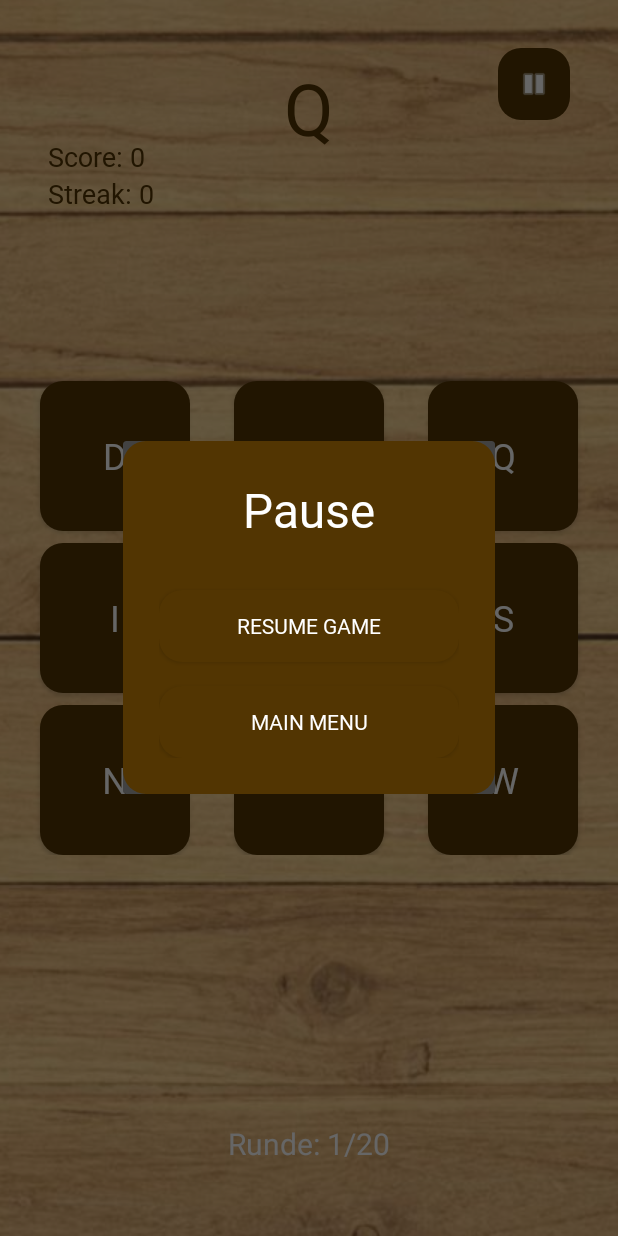
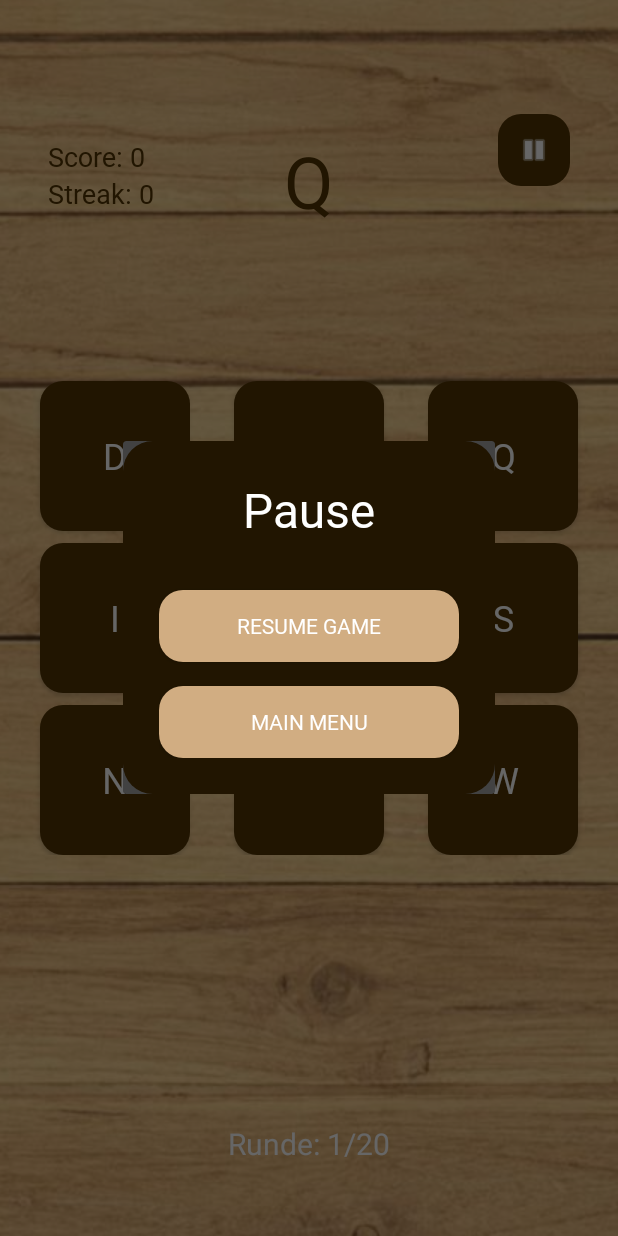
Before and after one commit to mrrmintt/SwitchSort, an Android app: the GameActivity screen opened directly, with no data from a screen before it, after a tap on "Pause", on a phone screen of 412 x 824 dp. Run offline under Robolectric (Android 15) with nearby library versions, the phone set to English and light mode, and no system bars; Roboto replaces fonts that are not available here; 4 statements that could not run were skipped.

Commit message:
hab die sachen eif mal schöner gemacht und die Fehler behebt.

```diff
--- a/app/src/main/java/com/example/switchsort/frontend/activities/GameActivity.java
+++ b/app/src/main/java/com/example/switchsort/frontend/activities/GameActivity.java
@@ -55,7 +55,7 @@ public class GameActivity extends AppCompatActivity {
     private TimeRushGameManager timeRushManager;
 
     private TimeRushNumberGenerator numberGenerator;
-    private Handler timerHandler = new Handler();
+    private Handler timerHandler;
     private Runnable timerRunnable;
     private boolean isPaused = false;
     private Dialog pauseDialog;
@@ -106,8 +106,8 @@ public class GameActivity extends AppCompatActivity {
         }
     }
     private void startTimeRushTimer() {
-        Handler timerHandler = new Handler();
-        Runnable timerRunnable = new Runnable() {
+        timerHandler = new Handler();
+        timerRunnable = new Runnable() {
             @Override
             public void run() {
                 if (!isFinishing() && timeRushManager != null && !timeRushManager.isGameOver() && !isPaused) {
@@ -117,7 +117,7 @@ public class GameActivity extends AppCompatActivity {
                     if (timeRushManager.isGameOver()) {
                         showGameOverDialog();
                     } else {
-                        timerHandler.postDelayed(this, 100);  // Update every 0.1 seconds
+                        timerHandler.postDelayed(this, 100);  // Update every 0.1 seconds for smoother display
                     }
                 }
             }
@@ -127,6 +127,7 @@ public class GameActivity extends AppCompatActivity {
 
     //test
     public void onBackPressed() {
+        super.onBackPressed();
         if (!isPaused) {
             showPauseMenu();
         }
@@ -190,9 +191,6 @@ public class GameActivity extends AppCompatActivity {
 
     private void showPauseMenu() {
         isPaused = true;
-        if (isTimeRushMode) {
-            // Stop ...
-        }
 
         pauseDialog = new Dialog(this);
         pauseDialog.setContentView(R.layout.dialog_pause_menu);
@@ -208,13 +206,18 @@ public class GameActivity extends AppCompatActivity {
     }
     private void resumeGame() {
         isPaused = false;
-        if (isTimeRushMode) {
-            // Resume...
+        if (isTimeRushMode && timerHandler != null && timerRunnable != null) {
+            timerHandler.postDelayed(timerRunnable, 100);
         }
         pauseDialog.dismiss();
     }
 
     private void goToMainMenu() {
+        // Stop any timer/music
+        if (timerHandler != null) {
+            timerHandler.removeCallbacks(timerRunnable);
+        }
+
         if (mediaPlayer != null) {
             mediaPlayer.stop();
             mediaPlayer.release();
@@ -232,26 +235,35 @@ public class GameActivity extends AppCompatActivity {
         int gridSize = getGridSize();
         currentLetters = new String[gridSize * gridSize];
 
+
         if (isTimeRushMode) {
             String targetNumber = numberGenerator.generateTargetNumber();
-
             if (targetLetterView != null) {
                 targetLetterView.setText(targetNumber);
                 targetLetterView.setVisibility(View.VISIBLE);
             }
 
             int correctPosition = random.nextInt(currentLetters.length);
+
+
             for (int i = 0; i < currentLetters.length; i++) {
                 if (i == correctPosition) {
+                    //the correct position
                     currentLetters[i] = numberGenerator.generateButtonNumber(targetNumber);
                 } else {
-                    String randomTarget = numberGenerator.generateTargetNumber();
-                    currentLetters[i] = numberGenerator.generateButtonNumber(randomTarget);
+                    String randomTarget;
+                    String buttonText;
+                    do {
+                        randomTarget = numberGenerator.generateTargetNumber();
+                        buttonText = numberGenerator.generateButtonNumber(randomTarget);
+                        // Keep generating until we get one that's different from the target
+                    } while (buttonText.equals(numberGenerator.generateButtonNumber(targetNumber)));
+
+                    currentLetters[i] = buttonText;
                 }
             }
         }
 
-        // Setup grid
         View.OnClickListener clickListener = v -> {
             int position = (int) v.getTag();
             checkAnswer(position);
@@ -260,7 +272,6 @@ public class GameActivity extends AppCompatActivity {
         gridAdapter = new GridAdapter(this, currentLetters, gridSize, clickListener);
         gridView.setNumColumns(gridSize);
         gridView.setAdapter(gridAdapter);
-
         updateScoreDisplay();
         if (!isTimeRushMode) {
             startNewRound();
@@ -304,7 +315,34 @@ public class GameActivity extends AppCompatActivity {
                     .start();
         }
 
-        generateNewBoard();
+        // Für Classic Mode
+        if (!isTimeRushMode) {
+            targetLetter = generateRandomLetter();
+            targetLetterView.setText(String.valueOf(targetLetter));
+
+            int correctPosition = random.nextInt(currentLetters.length);
+
+            for (int i = 0; i < currentLetters.length; i++) {
+                if (i == correctPosition) {
+                    currentLetters[i] = String.valueOf(targetLetter);
+                } else {
+                    char randomChar;
+
+                    do {
+                        randomChar = generateRandomLetter();
+                    } while (randomChar == targetLetter);
+
+                    currentLetters[i] = String.valueOf(randomChar);
+                }
+            }
+
+            if (gridView != null && gridView.getAdapter() != null) {
+                ((GridAdapter) gridView.getAdapter()).notifyDataSetChanged();
+            }
+        } else {
+            generateNewBoard(); //Time Rush Mode
+        }
+
         showTargetLetter();
     }
 
@@ -338,29 +376,40 @@ public class GameActivity extends AppCompatActivity {
 
             for (int i = 0; i < currentLetters.length; i++) {
                 if (i == correctPosition) {
+                    // This is the correct position
                     currentLetters[i] = numberGenerator.generateButtonNumber(targetNumber);
                 } else {
-                    String randomTarget = numberGenerator.generateTargetNumber();
-                    currentLetters[i] = numberGenerator.generateButtonNumber(randomTarget);
+                    // For all other positions, generate random numbers
+                    String randomTarget;
+                    String buttonText;
+
+                    do {
+                        randomTarget = numberGenerator.generateTargetNumber();
+                        buttonText = numberGenerator.generateButtonNumber(randomTarget);
+                    } while (buttonText.equals(numberGenerator.generateButtonNumber(targetNumber)));
+
+                    currentLetters[i] = buttonText;
                 }
             }
             gridAdapter.notifyDataSetChanged();
         } else {
-            // Classic mode code
             targetLetter = generateRandomLetter();
             targetLetterView.setText(String.valueOf(targetLetter));
 
             int correctPosition = random.nextInt(currentLetters.length);
-
             for (int i = 0; i < currentLetters.length; i++) {
                 if (i == correctPosition) {
                     currentLetters[i] = String.valueOf(targetLetter);
                 } else {
-                    currentLetters[i] = String.valueOf(generateRandomLetter());
+                    char randomChar;
+                    do {
+                        randomChar = generateRandomLetter();
+                    } while (randomChar == targetLetter);
+
+                    currentLetters[i] = String.valueOf(randomChar);
                 }
             }
         }
-
         // Update grid
         if (gridView != null && gridView.getAdapter() != null) {
             ((GridAdapter) gridView.getAdapter()).notifyDataSetChanged();
--- /dev/null
+++ b/app/src/main/res/drawable/rounded_button_light.xml
@@ -0,0 +1,10 @@
+<?xml version="1.0" encoding="utf-8"?>
+<shape xmlns:android="http://schemas.android.com/apk/res/android"
+    android:shape="rectangle">
+
+
+    <solid android:color="#d1ad82" />
+
+
+    <corners android:radius="16dp" />
+</shape>
--- a/app/src/main/res/layout/activity_game.xml
+++ b/app/src/main/res/layout/activity_game.xml
@@ -17,7 +17,7 @@
         android:layout_height="wrap_content"
         android:layout_alignParentTop="true"
         android:layout_alignParentEnd="true"
-        android:layout_marginTop="100dp"
+        android:layout_marginTop="150dp"
         android:layout_marginEnd="16dp"
         android:textColor="#523502"
         android:textSize="24sp"
@@ -33,8 +33,10 @@
             android:layout_width="48dp"
             android:layout_height="48dp"
             android:layout_alignParentEnd="true"
-            android:layout_alignParentTop="true"
-            android:layout_margin="16dp"
+            android:layout_marginTop="60dp"
+            android:layout_marginStart="16dp"
+            android:layout_marginEnd="16dp"
+            android:layout_marginBottom="16dp"
             android:src="@android:drawable/ic_media_pause"
             android:background="@drawable/rounded_button"
             android:padding="12dp"
@@ -87,7 +89,7 @@
             android:layout_height="wrap_content"
             android:layout_centerHorizontal="true"
             android:layout_above="@id/gameGrid"
-            android:layout_marginBottom="50dp"
+            android:layout_marginBottom="1dp"
             android:textSize="48sp"
             android:textColor="#523502"/>
 
@@ -120,7 +122,10 @@
             android:layout_height="wrap_content"
             android:layout_alignParentTop="true"
             android:layout_alignParentEnd="true"
-            android:layout_margin="16dp"
+            android:layout_marginTop="50dp"
+            android:layout_marginEnd="16dp"
+            android:layout_marginStart="16dp"
+            android:layout_marginBottom="16dp"
             android:text="Time: 30s"
             android:textColor="#523502"
             android:textSize="24sp"
--- a/app/src/main/res/layout/dialog_pause_menu.xml
+++ b/app/src/main/res/layout/dialog_pause_menu.xml
@@ -4,7 +4,7 @@
     android:layout_height="wrap_content"
     android:orientation="vertical"
     android:padding="24dp"
-    android:background="@drawable/rounded_button"
+    android:background="@drawable/rounded_dialog_background"
     android:gravity="center">
 
     <TextView
@@ -22,7 +22,7 @@
         android:layout_height="wrap_content"
         android:text="Resume Game"
         android:textColor="#FFFFFF"
-        android:background="@drawable/rounded_button"
+        android:background="@drawable/rounded_button_light"
         android:layout_marginBottom="16dp"
         android:fontFamily="@font/pixar"/>
 
@@ -32,7 +32,7 @@
         android:layout_height="wrap_content"
         android:text="Main Menu"
         android:textColor="#FFFFFF"
-        android:background="@drawable/rounded_button"
+        android:background="@drawable/rounded_button_light"
         android:fontFamily="@font/pixar"/>
 
 </LinearLayout>
--- a/gradle/libs.versions.toml
+++ b/gradle/libs.versions.toml
@@ -1,5 +1,5 @@
 [versions]
-agp = "8.8.0"
+agp = "8.10.0"
 junit = "4.13.2"
 junitVersion = "1.2.1"
 espressoCore = "3.6.1"
```
Also changed, not shown: gradle/wrapper/gradle-wrapper.properties.
